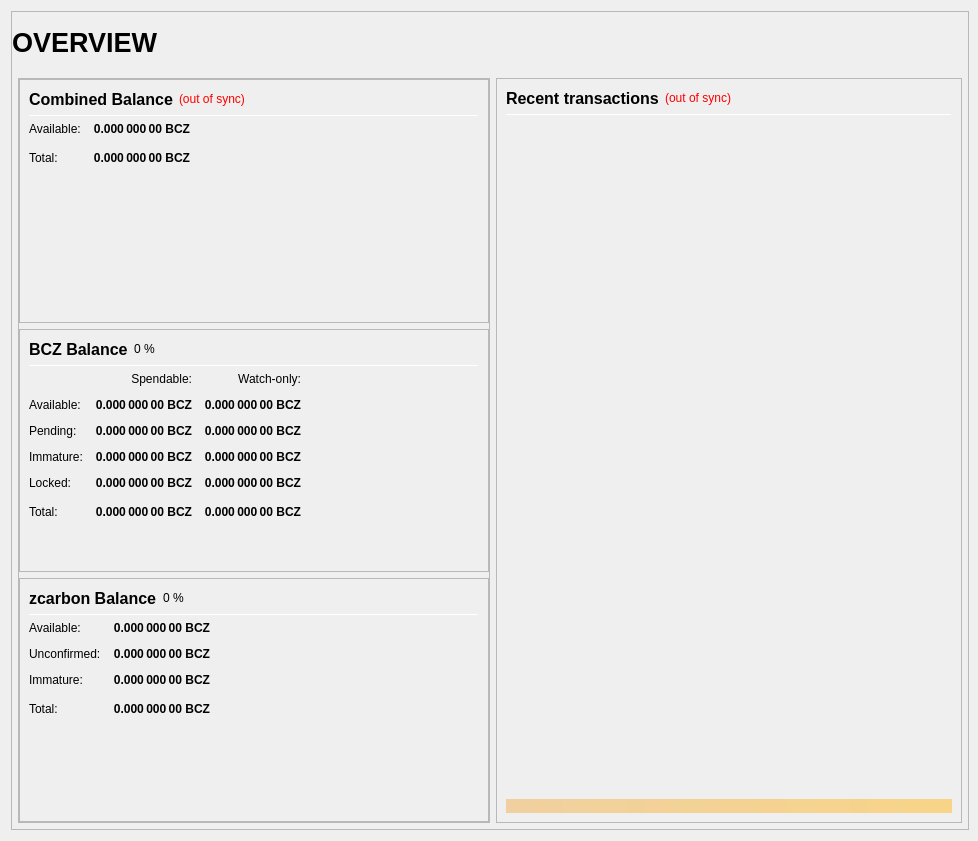
The window that src/qt/forms/overviewpage.ui (Carbon-Zero/CarbonZero) describes before a commit, drawn with Qt 5.
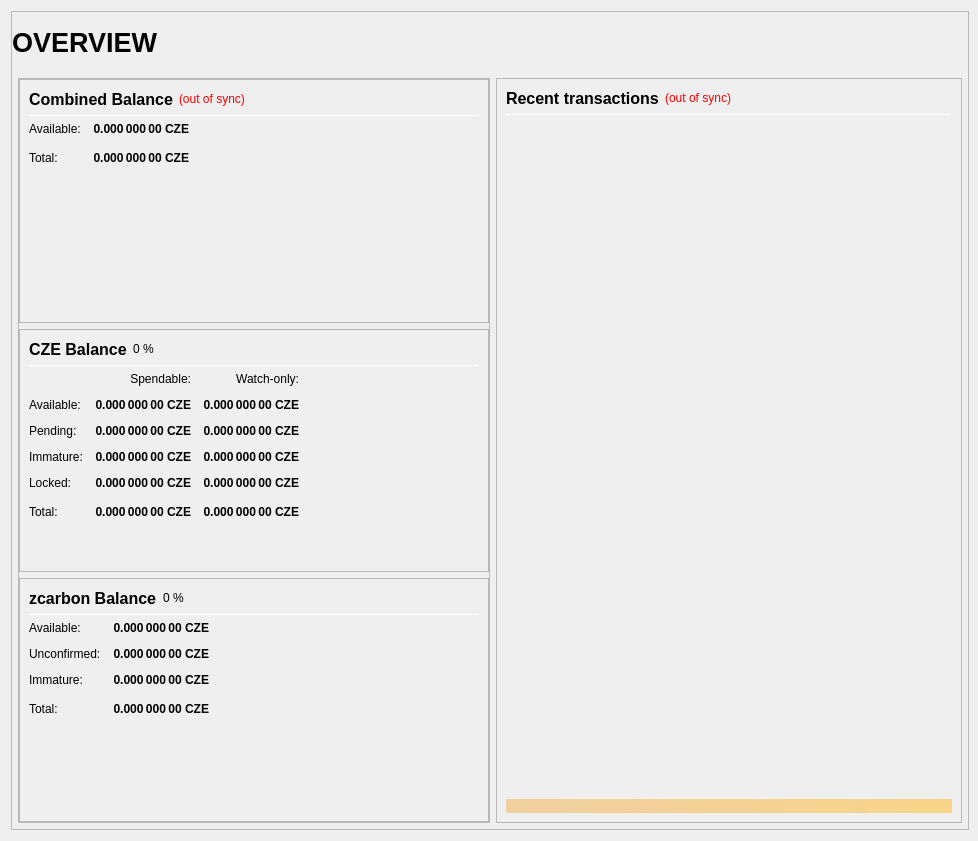
The same window after the commit.

```diff
--- a/src/qt/forms/overviewpage.ui
+++ b/src/qt/forms/overviewpage.ui
@@ -333,7 +333,7 @@
                           <string>Your current spendable balance</string>
                          </property>
                          <property name="text">
-                          <string notr="true">0.000 000 00 BCZ</string>
+                          <string notr="true">0.000 000 00 CZE</string>
                          </property>
                          <property name="alignment">
                           <set>Qt::AlignRight|Qt::AlignTrailing|Qt::AlignVCenter</set>
@@ -365,7 +365,7 @@
                           <string>Total Balance, including all unavailable coins.</string>
                          </property>
                          <property name="text">
-                          <string notr="true">0.000 000 00 BCZ</string>
+                          <string notr="true">0.000 000 00 CZE</string>
                          </property>
                          <property name="alignment">
                           <set>Qt::AlignRight|Qt::AlignTrailing|Qt::AlignVCenter</set>
@@ -433,7 +433,7 @@
                           </font>
                          </property>
                          <property name="text">
-                          <string>BCZ Balance</string>
+                          <string>CZE Balance</string>
                          </property>
                         </widget>
                        </item>
@@ -525,7 +525,7 @@
                           <string>Your current spendable balance</string>
                          </property>
                          <property name="text">
-                          <string notr="true">0.000 000 00 BCZ</string>
+                          <string notr="true">0.000 000 00 CZE</string>
                          </property>
                          <property name="alignment">
                           <set>Qt::AlignRight|Qt::AlignTrailing|Qt::AlignVCenter</set>
@@ -550,7 +550,7 @@
                           <string>Your current balance in watch-only addresses</string>
                          </property>
                          <property name="text">
-                          <string notr="true">0.000 000 00 BCZ</string>
+                          <string notr="true">0.000 000 00 CZE</string>
                          </property>
                          <property name="alignment">
                           <set>Qt::AlignRight|Qt::AlignTrailing|Qt::AlignVCenter</set>
@@ -582,7 +582,7 @@
                           <string>Total of transactions that have yet to be confirmed, and do not yet count toward the spendable balance</string>
                          </property>
                          <property name="text">
-                          <string notr="true">0.000 000 00 BCZ</string>
+                          <string notr="true">0.000 000 00 CZE</string>
                          </property>
                          <property name="alignment">
                           <set>Qt::AlignRight|Qt::AlignTrailing|Qt::AlignVCenter</set>
@@ -607,7 +607,7 @@
                           <string>Unconfirmed transactions to watch-only addresses</string>
                          </property>
                          <property name="text">
-                          <string notr="true">0.000 000 00 BCZ</string>
+                          <string notr="true">0.000 000 00 CZE</string>
                          </property>
                          <property name="alignment">
                           <set>Qt::AlignRight|Qt::AlignTrailing|Qt::AlignVCenter</set>
@@ -639,7 +639,7 @@
                           <string>Staked or masternode rewards that has not yet matured</string>
                          </property>
                          <property name="text">
-                          <string notr="true">0.000 000 00 BCZ</string>
+                          <string notr="true">0.000 000 00 CZE</string>
                          </property>
                          <property name="alignment">
                           <set>Qt::AlignRight|Qt::AlignTrailing|Qt::AlignVCenter</set>
@@ -664,7 +664,7 @@
                           <string>Staked or masternode rewards in watch-only addresses that has not yet matured</string>
                          </property>
                          <property name="text">
-                          <string notr="true">0.000 000 00 BCZ</string>
+                          <string notr="true">0.000 000 00 CZE</string>
                          </property>
                          <property name="alignment">
                           <set>Qt::AlignRight|Qt::AlignTrailing|Qt::AlignVCenter</set>
@@ -699,7 +699,7 @@
                           <string>Locked BCZ or Masternode collaterals. These are excluded from zcarbon minting.</string>
                          </property>
                          <property name="text">
-                          <string notr="true">0.000 000 00 BCZ</string>
+                          <string notr="true">0.000 000 00 CZE</string>
                          </property>
                          <property name="alignment">
                           <set>Qt::AlignRight|Qt::AlignTrailing|Qt::AlignVCenter</set>
@@ -724,7 +724,7 @@
                           <string>Current locked balance in watch-only addresses</string>
                          </property>
                          <property name="text">
-                          <string notr="true">0.000 000 00 BCZ</string>
+                          <string notr="true">0.000 000 00 CZE</string>
                          </property>
                          <property name="alignment">
                           <set>Qt::AlignRight|Qt::AlignTrailing|Qt::AlignVCenter</set>
@@ -759,7 +759,7 @@
                           <string>Your current CarbonZero balance, unconfirmed and immature transactions included</string>
                          </property>
                          <property name="text">
-                          <string notr="true">0.000 000 00 BCZ</string>
+                          <string notr="true">0.000 000 00 CZE</string>
                          </property>
                          <property name="alignment">
                           <set>Qt::AlignRight|Qt::AlignTrailing|Qt::AlignVCenter</set>
@@ -784,7 +784,7 @@
                           <string>Current total balance in watch-only addresses</string>
                          </property>
                          <property name="text">
-                          <string notr="true">0.000 000 00 BCZ</string>
+                          <string notr="true">0.000 000 00 CZE</string>
                          </property>
                          <property name="alignment">
                           <set>Qt::AlignRight|Qt::AlignTrailing|Qt::AlignVCenter</set>
@@ -926,7 +926,7 @@
 These zcarbon are spendable.</string>
                          </property>
                          <property name="text">
-                          <string notr="true">0.000 000 00 BCZ</string>
+                          <string notr="true">0.000 000 00 CZE</string>
                          </property>
                          <property name="alignment">
                           <set>Qt::AlignRight|Qt::AlignTrailing|Qt::AlignVCenter</set>
@@ -957,7 +957,7 @@
 Immature: confirmed, but less than 1 mint of the same denomination after it was minted</string>
                          </property>
                          <property name="text">
-                          <string notr="true">0.000 000 00 BCZ</string>
+                          <string notr="true">0.000 000 00 CZE</string>
                          </property>
                          <property name="alignment">
                           <set>Qt::AlignRight|Qt::AlignTrailing|Qt::AlignVCenter</set>
@@ -988,7 +988,7 @@
 Immature: confirmed, but less than 1 mint of the same denomination after it was minted</string>
                          </property>
                          <property name="text">
-                          <string notr="true">0.000 000 00 BCZ</string>
+                          <string notr="true">0.000 000 00 CZE</string>
                          </property>
                          <property name="alignment">
                           <set>Qt::AlignRight|Qt::AlignTrailing|Qt::AlignVCenter</set>
@@ -1020,7 +1020,7 @@
                           <string>Your current zcarbon balance, unconfirmed and immature zcarbon included.</string>
                          </property>
                          <property name="text">
-                          <string notr="true">0.000 000 00 BCZ</string>
+                          <string notr="true">0.000 000 00 CZE</string>
                          </property>
                          <property name="alignment">
                           <set>Qt::AlignRight|Qt::AlignTrailing|Qt::AlignVCenter</set>
```
Left out of the diff: 6 changed lines with no effect on the pictures.
